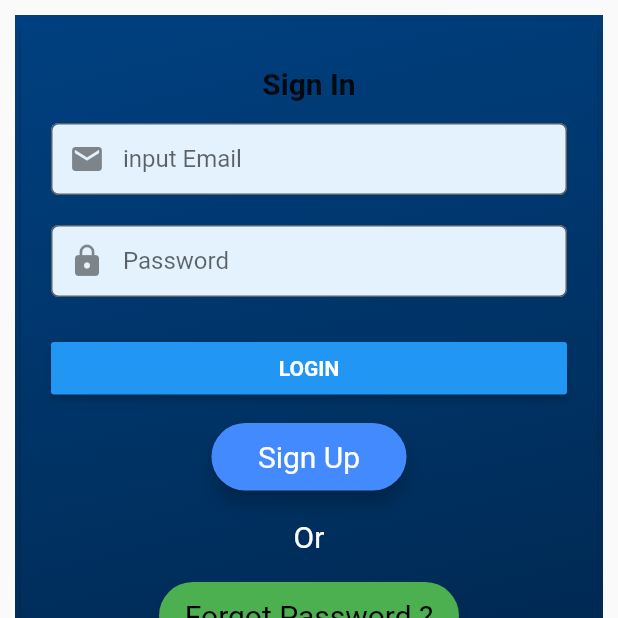
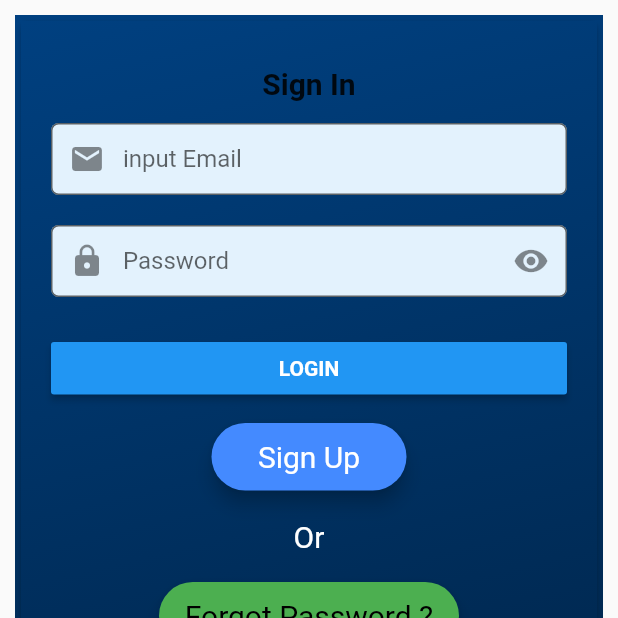
Before and after one commit to zackerzkun/login_Form, a Flutter app: the screen it shows after launch, on a phone screen of 412 x 824 dp, the top half of it. Run offline on Flutter 3.47's test engine with Material 2 defaults, Android fonts, the phone set to English and light mode, and no system bars.

Commit message:
Update login.dart

```diff
--- a/lib/login.dart
+++ b/lib/login.dart
@@ -83,7 +83,13 @@ class _LoginState extends State<Login> {
                               prefixIcon: Icon(Icons.lock),
                               prefixStyle: TextStyle(color: Colors.blue, fontWeight: FontWeight.w500),
                               border: OutlineInputBorder(borderRadius: BorderRadius.circular(5)),
-
+                              suffixIcon: Align(
+                                widthFactor: 1.0,
+                                heightFactor: 1.0,
+                                child: Icon(
+                                  Icons.remove_red_eye,
+                                ),
+                              ),
                               filled: true,
                               fillColor: Colors.blue[50],
                             ),
```
